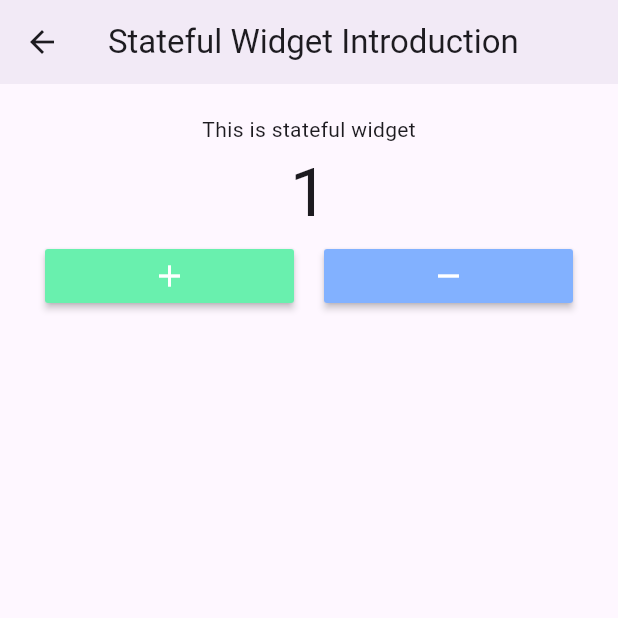
After one commit to devcloudcode/Flutter, a Flutter app: the screen it shows after launch, after a tap on "Stateful Widgets Introduction", on a phone screen of 412 x 824 dp, the top half of it. The commit adds this screen. Run offline on Flutter 3.47's test engine with Material 3 defaults, Android fonts, the phone set to English and light mode, and no system bars; our stand-ins replace fluttertoast.

Commit message:
day-7 Introduction to Stateless and Stateful Widgets Management, Calculator Project

```diff
--- a/lib/main.dart
+++ b/lib/main.dart
@@ -11,6 +11,7 @@ class MyApp extends StatelessWidget {
   @override
   Widget build(BuildContext context) {
     return MaterialApp(
+      debugShowCheckedModeBanner: false,
       title: 'Flutter Demo',
       theme: ThemeData(
         colorScheme: ColorScheme.fromSeed(seedColor: Colors.deepPurple),
--- a/lib/pages/form_validator_view.dart
+++ b/lib/pages/form_validator_view.dart
@@ -29,6 +29,7 @@ class _FormValidatorViewState extends State<FormValidatorView> {
                   if (value!.isEmpty) {
                     return 'Please enter username';
                   }
+                  return null;
                 },
               ),
               TextFormField(
@@ -38,6 +39,7 @@ class _FormValidatorViewState extends State<FormValidatorView> {
                   if (value!.isEmpty) {
                     return 'Please enter email';
                   }
+                  return null;
                 },
               ),
               TextFormField(
@@ -47,6 +49,7 @@ class _FormValidatorViewState extends State<FormValidatorView> {
                   if (value!.isEmpty) {
                     return 'Please enter passowrd';
                   }
+                  return null;
                 },
               ),
               TextFormField(
@@ -56,6 +59,7 @@ class _FormValidatorViewState extends State<FormValidatorView> {
                   if (value!.isEmpty) {
                     return 'Please enter phone';
                   }
+                  return null;
                 },
               ),
               const SizedBox(
--- a/lib/pages/home_view.dart
+++ b/lib/pages/home_view.dart
@@ -5,6 +5,8 @@ import 'package:flutter_course/pages/flex_view.dart';
 import 'package:flutter_course/pages/form_validator_view.dart';
 import 'package:flutter_course/pages/row_view.dart';
 import 'package:flutter_course/pages/stack_view.dart';
+import 'package:flutter_course/pages/stateful_widget_calc.dart';
+import 'package:flutter_course/pages/stateful_widget_intro.dart';
 import 'package:flutter_course/pages/text_field_styling.dart';
 import 'package:flutter_course/pages/text_field_view.dart';
 import 'package:flutter_course/pages/text_styling_01.dart';
@@ -23,6 +25,34 @@ class HomeView extends StatelessWidget {
       body: SafeArea(
         child: ListView(
           children: [
+            ListTile(
+              title: const Text("Calculetor"),
+              subtitle: const Text("How to do dynamic Calculetor..."),
+              leading: const Icon(Icons.calculate_outlined),
+              trailing: const Icon(Icons.chevron_right),
+              onTap: () {
+                // debugPrint("click me");
+                Navigator.push(
+                    context,
+                    MaterialPageRoute(
+                      builder: (context) => StatefulWidgetCalculetor(),
+                    ));
+              },
+            ),
+            ListTile(
+              title: const Text("Stateful Widgets Introduction"),
+              subtitle: const Text("How to do dynamic screen..."),
+              leading: const Icon(Icons.refresh),
+              trailing: const Icon(Icons.chevron_right),
+              onTap: () {
+                // debugPrint("click me");
+                Navigator.push(
+                    context,
+                    MaterialPageRoute(
+                      builder: (context) => StatefulWidgetIntroView(),
+                    ));
+              },
+            ),
             ListTile(
               title: const Text("FormValidator"),
               subtitle: const Text("How to validate Form data..."),
--- /dev/null
+++ b/lib/pages/stateful_widget_intro.dart
@@ -0,0 +1,70 @@
+import 'package:flutter/material.dart';
+
+class StatefulWidgetIntroView extends StatefulWidget {
+  const StatefulWidgetIntroView({super.key});
+
+  @override
+  State<StatefulWidgetIntroView> createState() =>
+      _StatefulWidgetIntroViewState();
+}
+
+class _StatefulWidgetIntroViewState extends State<StatefulWidgetIntroView> {
+  int _count = 1;
+  @override
+  Widget build(BuildContext context) {
+    debugPrint("Build");
+    return Scaffold(
+      appBar: AppBar(
+        title: const Text("Stateful Widget Introduction"),
+        elevation: 3,
+      ),
+      body: Container(
+        child: Padding(
+          padding: const EdgeInsets.all(20.0),
+          child: Column(
+            children: [
+              const Text("This is stateful widget"),
+              Text(
+                "$_count",
+                style: const TextStyle(fontSize: 45),
+              ),
+              Row(
+                children: [
+                  Expanded(
+                    child: Padding(
+                      padding: const EdgeInsets.only(left: 10, right: 10),
+                      child: MaterialButton(
+                        color: Colors.greenAccent,
+                        child: const Icon(Icons.add, color: Colors.white),
+                        onPressed: () {
+                          _count++;
+                          setState(() {});
+                        },
+                      ),
+                    ),
+                  ),
+                  Expanded(
+                    child: Padding(
+                      padding: const EdgeInsets.only(left: 10, right: 10),
+                      child: MaterialButton(
+                        color: Colors.blueAccent[100],
+                        child: const Icon(
+                          Icons.remove,
+                          color: Colors.white,
+                        ),
+                        onPressed: () {
+                          _count--;
+                          setState(() {});
+                        },
+                      ),
+                    ),
+                  ),
+                ],
+              )
+            ],
+          ),
+        ),
+      ),
+    );
+  }
+}
```
Also changed, not shown: lib/pages/stateful_widget_calc.dart (added, +121 -0 lines).
